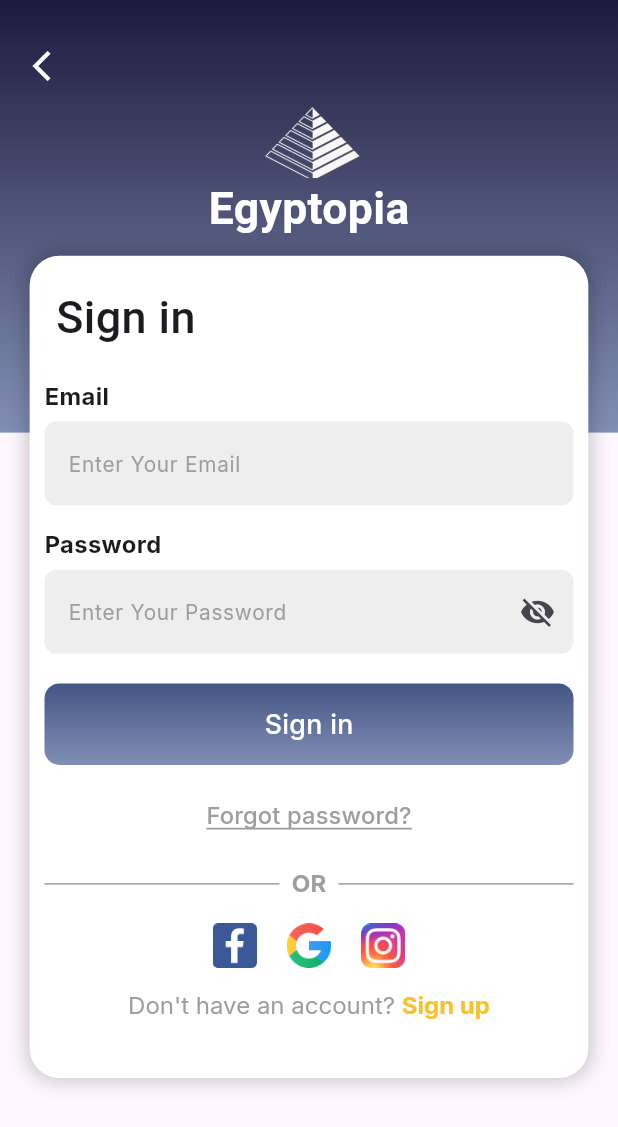
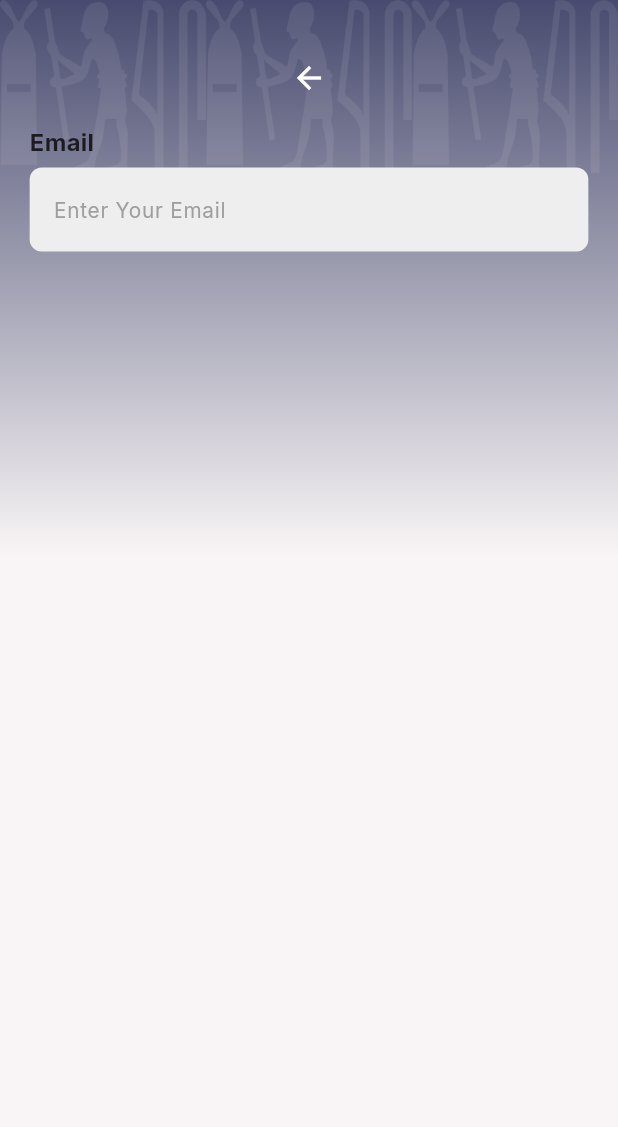
Before and after one commit to Mo7medRef3t/Egyptopia, a Flutter app: the SignInView screen opened by its route, after a tap on "Forgot password?", on a phone screen of 412 x 824 dp. Shown: the top 1127 px of the screen. Run offline on Flutter 3.47's test engine with Material 3 defaults, Android fonts, the phone set to English and light mode, and no system bars; our stand-ins replace country_picker, dots_indicator, go_router, google_fonts.

Commit message:
Reusable Screen

```diff
--- a/lib/core/constants.dart
+++ b/lib/core/constants.dart
@@ -1,8 +1,7 @@
 import 'package:flutter/material.dart';
 
 const kMainColor = [Color(0xFF1E1A3D), Color(0xFF818FB4)];
-const secondaryColor = [Color(0xFF484B6F), Color(0xFFF9F5F6)];
+const kSecondaryColor = [Color(0xFF484B6F), Color(0xFFF9F5F6)];
 const buttonColor = [Color(0xFF435585), Color(0xFF818FB4)];
 
-// ignore: constant_identifier_names
-const IMFellEnglishSC = 'IMFellEnglishSC';
+const backIcon = Icon(Icons.arrow_back_ios);
--- a/lib/core/utils/app_router.dart
+++ b/lib/core/utils/app_router.dart
@@ -1,3 +1,4 @@
+import 'package:egyptopia/features/auth/presentation/views/widgets/forget_password.dart';
 import 'package:egyptopia/features/auth/presentation/views/registration_view.dart';
 import 'package:egyptopia/features/auth/presentation/views/sign_in_view.dart';
 import 'package:egyptopia/features/auth/presentation/views/sign_up_view.dart';
@@ -11,6 +12,7 @@ abstract class AppRouter {
   static const kRegistrationView = '/registrationView';
   static const kSignUp = '/signup';
   static const kSignIn = '/signin';
+  static const kForgetPassword = '/forgetPassword';
 
   static final router = GoRouter(routes: [
     GoRoute(path: '/', builder: (context, state) => const SplashView()),
@@ -19,6 +21,7 @@ abstract class AppRouter {
         builder: (context, state) => const RegistrationView()),
     GoRoute(path: kSignUp, builder: (context, state) => const SignUpView()),
     GoRoute(path: kSignIn, builder: (context, state) => const SignInView()),
+    GoRoute(path: kForgetPassword, builder: (context, state) => const ForgetPassword()),
     GoRoute(
       path: kOnBordingView,
       pageBuilder: (context, state) => CustomTransitionPage(
--- /dev/null
+++ b/lib/core/widgets/reusable_screen.dart
@@ -0,0 +1,46 @@
+import 'package:egyptopia/core/constants.dart';
+import 'package:egyptopia/core/utils/assets.dart';
+import 'package:flutter/material.dart';
+
+class ReusableScreen extends StatelessWidget {
+  final Widget child;
+  final String? imageAsset;
+  final List<Color>? backgroundColor;
+  final List<double>? gradientStops;
+
+  const ReusableScreen({
+    super.key,
+    required this.child,
+    this.imageAsset = AssetsData.vectors,
+    this.backgroundColor = kSecondaryColor,
+    this.gradientStops,
+  });
+
+  @override
+  Widget build(BuildContext context) {
+    return Scaffold(
+      body: Container(
+        decoration: BoxDecoration(
+          gradient: LinearGradient(
+            colors: backgroundColor!,
+            begin: Alignment.topCenter,
+            end: Alignment.bottomCenter,
+            stops: gradientStops ?? [0, 0.45],
+          ),
+        ),
+        child: Stack(
+          children: [
+            if (imageAsset != null)
+              Positioned(
+                top: 0,
+                right: 0,
+                left: 0,
+                child: Image.asset(imageAsset!),
+              ),
+            child,
+          ],
+        ),
+      ),
+    );
+  }
+}
--- a/lib/features/auth/presentation/views/sign_in_view.dart
+++ b/lib/features/auth/presentation/views/sign_in_view.dart
@@ -33,8 +33,7 @@ class SignInView extends StatelessWidget {
                 onPressed: () {
                   Navigator.of(context).pop();
                 },
-                icon: const Icon(
-                  Icons.arrow_back_ios,
+                icon: const BackButton(
                   color: Colors.white,
                 )),
           ),
--- a/lib/features/auth/presentation/views/sign_up_view.dart
+++ b/lib/features/auth/presentation/views/sign_up_view.dart
@@ -9,11 +9,13 @@ class SignUpView extends StatelessWidget {
 
   @override
   Widget build(BuildContext context) {
-    return  Scaffold(
+    return Scaffold(
       body: Stack(
         children: [
           Positioned(
-            top: 0,left: 0,right: 0,
+            top: 0,
+            left: 0,
+            right: 0,
             height: SizeConfig.screenHeight! * 0.35,
             child: Container(
               decoration: const BoxDecoration(
@@ -24,21 +26,19 @@ class SignUpView extends StatelessWidget {
                 ),
               ),
             ),
-          ), Positioned(
+          ),
+          Positioned(
             left: SizeConfig.defaultSize!,
             top: SizeConfig.defaultSize! * 2,
             child: IconButton(
                 onPressed: () {
                   Navigator.of(context).pop();
                 },
-                icon: const Icon(
-                  Icons.arrow_back_ios,
+                icon: const BackButton(
                   color: Colors.white,
-                )
-                ),
-                ),
+                )),
+          ),
           const SignUpBody(),
-
         ],
       ),
     );
--- /dev/null
+++ b/lib/features/auth/presentation/views/widgets/forget_password.dart
@@ -0,0 +1,33 @@
+import 'package:egyptopia/core/utils/size_config.dart';
+import 'package:egyptopia/core/widgets/custom_fields.dart';
+import 'package:egyptopia/core/widgets/reusable_screen.dart';
+import 'package:flutter/material.dart';
+
+class ForgetPassword extends StatelessWidget {
+  const ForgetPassword({super.key});
+
+  @override
+  Widget build(BuildContext context) {
+    return ReusableScreen(
+      child: Container(
+        padding: EdgeInsets.all(SizeConfig.defaultSize! * 2),
+        child: Column(
+          children: [
+            Container(),
+            IconButton(
+                onPressed: () {
+                  Navigator.of(context).pop();
+                },
+                icon: const BackButton(
+                  color: Colors.white,
+                )),
+            const CustomInputField(
+                label: "Email",
+                hint: "Enter Your Email",
+                inputType: TextInputType.emailAddress),
+          ],
+        ),
+      ),
+    );
+  }
+}
--- a/lib/features/auth/presentation/views/widgets/sign_in_body.dart
+++ b/lib/features/auth/presentation/views/widgets/sign_in_body.dart
@@ -73,7 +73,9 @@ class SignInBody extends StatelessWidget {
                     SizedBox(height: SizeConfig.defaultSize!),
                     Center(
                       child: TextButton(
-                        onPressed: () {},
+                        onPressed: () {
+                          GoRouter.of(context).push(AppRouter.kForgetPassword);
+                        },
                         child: Text(
                           "Forgot password?",
                           style: GoogleFonts.inter(
--- a/lib/features/onbording/presentation/views/on_bording_view.dart
+++ b/lib/features/onbording/presentation/views/on_bording_view.dart
@@ -1,4 +1,4 @@
-import 'package:egyptopia/core/constants.dart';
+import 'package:egyptopia/core/widgets/reusable_screen.dart';
 import 'package:egyptopia/features/onbording/presentation/views/widgets/on_bording_body.dart';
 import 'package:flutter/material.dart';
 
@@ -7,18 +7,6 @@ class OnBordingView extends StatelessWidget {
 
   @override
   Widget build(BuildContext context) {
-    return  Scaffold(
-      body: Container(
-        decoration: const BoxDecoration(
-          gradient: LinearGradient(
-            colors: secondaryColor,
-            begin: Alignment.topCenter,
-            end: Alignment.bottomCenter,
-            stops: [0, 0.45],
-          ),
-        ),
-        child: const OnBordingBody(),
-    )
-    );
+    return const ReusableScreen(child: OnBordingBody());
   }
 }
--- a/lib/features/onbording/presentation/views/widgets/on_bording_body.dart
+++ b/lib/features/onbording/presentation/views/widgets/on_bording_body.dart
@@ -1,5 +1,4 @@
 import 'package:egyptopia/core/utils/app_router.dart';
-import 'package:egyptopia/core/utils/assets.dart';
 import 'package:egyptopia/core/utils/size_config.dart';
 import 'package:egyptopia/core/widgets/custom_buttons.dart';
 import 'package:egyptopia/core/widgets/custom_indicator.dart';
@@ -57,9 +56,9 @@ class _OnBordingBodyState extends State<OnBordingBody> {
                       duration: const Duration(milliseconds: 600),
                       curve: Curves.easeOutBack,
                     );
-                  }else{
-                    GoRouter.of(context).pushReplacement(AppRouter.kRegistrationView);
-
+                  } else {
+                    GoRouter.of(context)
+                        .pushReplacement(AppRouter.kRegistrationView);
                   }
                 },
                 text: pageController!.hasClients
@@ -89,8 +88,6 @@ class _OnBordingBodyState extends State<OnBordingBody> {
           ),
         ),
         Positioned(
-            top: 0, right: 0, left: 0, child: Image.asset(AssetsData.vectors)),
-        Positioned(
           top: SizeConfig.defaultSize! * 2.5,
           right: SizeConfig.defaultSize! * 3.5,
           child: Visibility(
```
